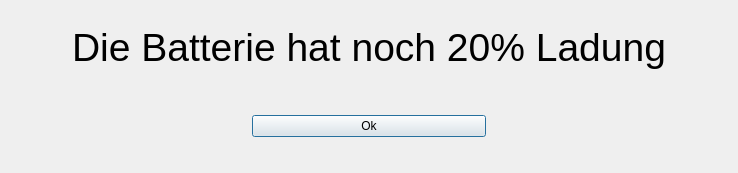
Before: the Qt Designer form main.ui in 0cool77/viewBatteryWindow, drawn with Qt 5.
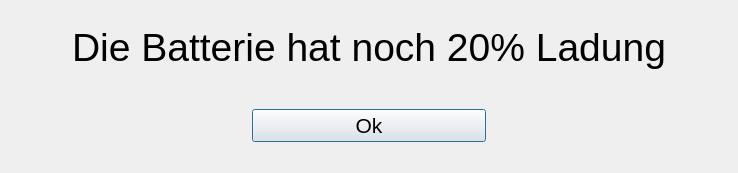
After: the same form once the commit is applied.

Commit message: main.ui: Schriftgröße im Button auf 16 erhöht.

```diff
--- a/main.ui
+++ b/main.ui
@@ -52,6 +52,11 @@
        </item>
        <item>
         <widget class="QPushButton" name="buttonExit">
+         <property name="font">
+          <font>
+           <pointsize>16</pointsize>
+          </font>
+         </property>
          <property name="text">
           <string>Ok</string>
          </property>
```
Left out of the diff: 3 changed lines with no effect on the pictures.
